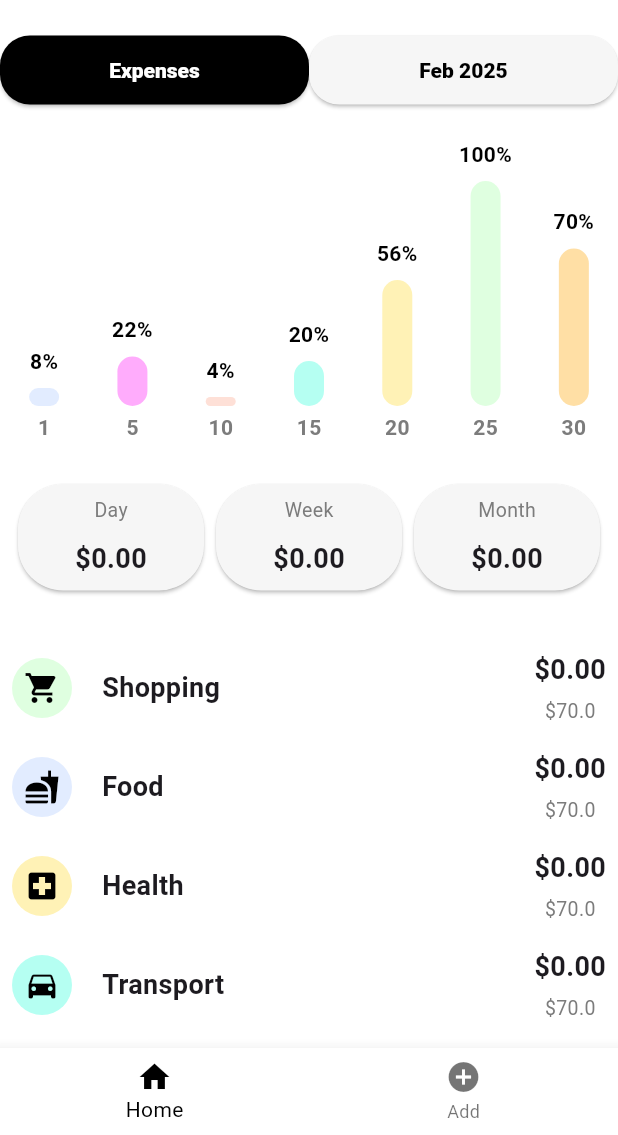
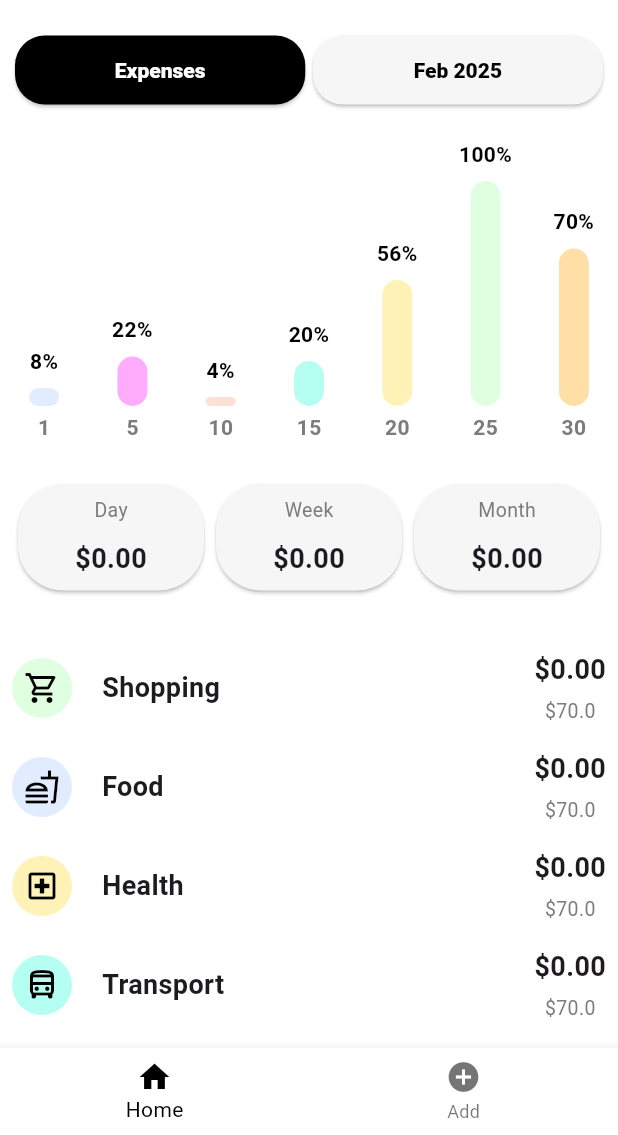
Before and after one commit to jihaddmz/expense_tracker, a Flutter app: the screen it shows after launch, on a phone screen of 412 x 824 dp, the part 101-1236 px from its top. Run offline on Flutter 3.47's test engine with Material 3 defaults, Android fonts, the phone set to English and light mode, and no system bars; drawn by our look-alikes of fl_chart; our stand-ins replace shared_preferences, sqflite; accounts and stored records are empty.

Commit message:
- Add padding to ui screen_home top bar row
- Changed category icons to outlined and added one category

```diff
--- /dev/null
+++ b/devtools_options.yaml
@@ -0,0 +1,3 @@
+description: This file stores settings for Dart & Flutter DevTools.
+documentation: https://docs.flutter.dev/tools/devtools/extensions#configure-extension-enablement-states
+extensions:
--- a/lib/feature_expense/presentation/screen_home.dart
+++ b/lib/feature_expense/presentation/screen_home.dart
@@ -95,7 +95,10 @@ class _ScreenHomeState extends State<ScreenHome> {
                 ),
               ],
             ),
-            Row(
+            Padding(
+              padding: const EdgeInsets.symmetric(horizontal: 10),
+              child: Row(
+                spacing: 5,
                 children: [
                   Expanded(
                     child: customButton(
@@ -117,7 +120,8 @@ class _ScreenHomeState extends State<ScreenHome> {
                             alignment: Alignment.center,
                             dropdownColor: colorWhite,
                             underline: const SizedBox(),
-                          value: context.watch<ProviderExpense>().selectedMonth,
+                            value:
+                                context.watch<ProviderExpense>().selectedMonth,
                             items: context
                                 .read<ProviderExpense>()
                                 .listOfMonths
@@ -147,6 +151,7 @@ class _ScreenHomeState extends State<ScreenHome> {
                           onClick: () {}),
                     ),
                 ],
+              ),
             ),
             const SizedBox(
               height: 200,
--- a/lib/feature_global/util/constants.dart
+++ b/lib/feature_global/util/constants.dart
@@ -19,14 +19,15 @@ class Constants {
     'December'
   ];
   static final Map<String, Map<String, dynamic>> categories = {
-    'Shopping': {'color': colorGreen, 'icon': Icons.shopping_cart},
-    'Food': {'color': colorBlue, 'icon': Icons.fastfood},
-    'Health': {'color': colorYellow, 'icon': Icons.local_hospital},
-    'Transport': {'color': colorTeal, 'icon': Icons.directions_car},
-    'House': {'color': colorOrange, 'icon': Icons.home},
-    'Utilities': {'color': colorPink, 'icon': Icons.phone_android},
-    'Entertainment': {'color': colorGreyDark, 'icon': Icons.local_movies},
-    'Gifts': {'color': colorLightPink, 'icon': Icons.card_giftcard},
-    'Car': {'color': colorPurple, 'icon': Icons.local_atm},
+    'Shopping': {'color': colorGreen, 'icon': Icons.shopping_cart_outlined},
+    'Food': {'color': colorBlue, 'icon': Icons.fastfood_outlined},
+    'Health': {'color': colorYellow, 'icon': Icons.local_hospital_outlined},
+    'Transport': {'color': colorTeal, 'icon': Icons.directions_bus_outlined},
+    'Home': {'color': colorOrange, 'icon': Icons.home_outlined},
+    'Utilities': {'color': colorPink, 'icon': Icons.phone_android_outlined},
+    'Activities': {'color': colorGrey, 'icon': Icons.local_movies_outlined},
+    'Gifts': {'color': colorLightPink, 'icon': Icons.card_giftcard_outlined},
+    'Help': {'color': colorGreen, 'icon': Icons.help_outline},
+    'Car': {'color': colorPurple, 'icon': Icons.directions_car_outlined},
   };
 }
```
Lines whose indentation alone changed are shown as unchanged.
